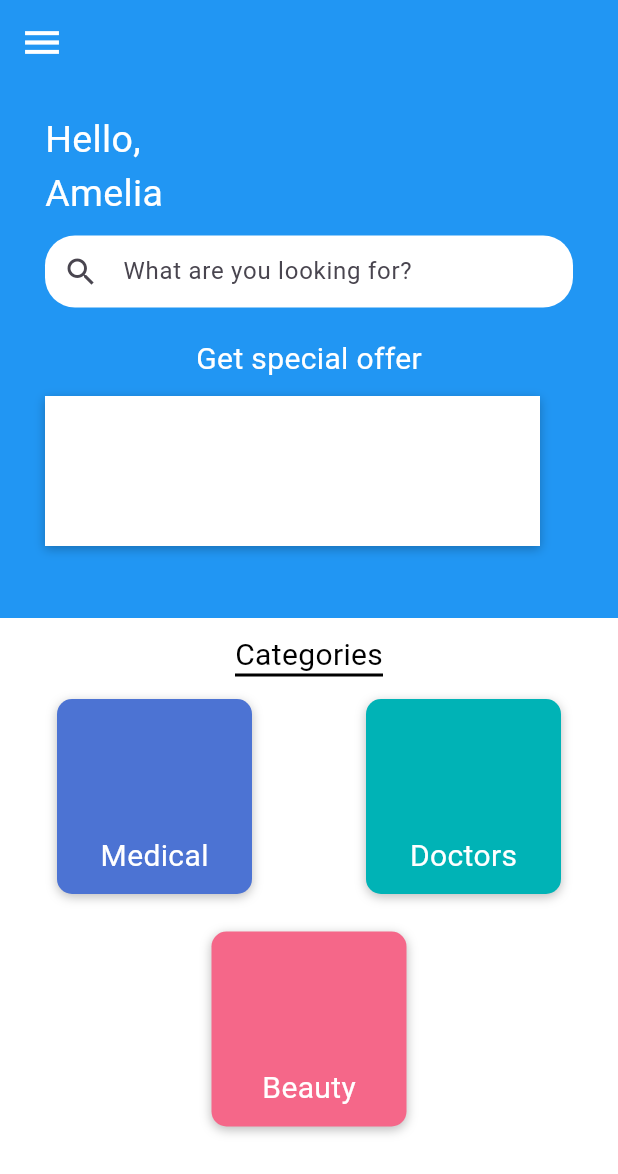
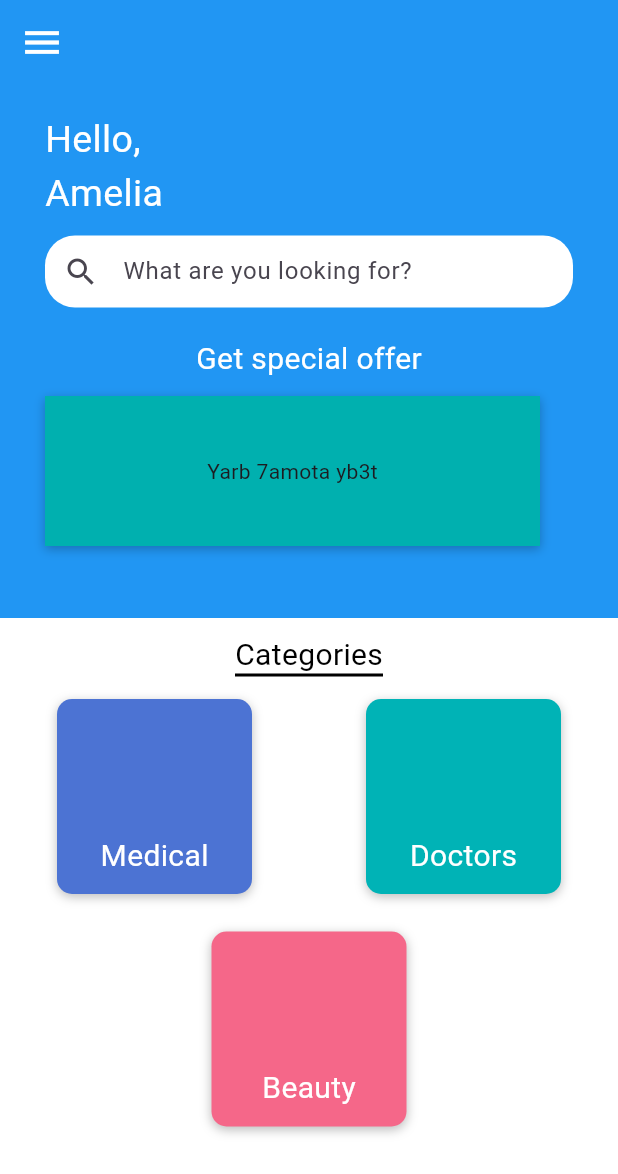
Before and after one commit to OmarHabeb/drugstore, a Flutter app: the screen it shows after launch, on a phone screen of 412 x 824 dp. Shown: the top 1174 px of the screen. Run offline on Flutter 3.47's test engine with Material 3 defaults, Android fonts, the phone set to English and light mode, and no system bars; our stand-ins replace lottie; missing offline and left inert: dart:ffi.

Commit message:
Update CategoriesPage.dart

```diff
--- a/lib/Screens/CategoriesPage.dart
+++ b/lib/Screens/CategoriesPage.dart
@@ -61,7 +61,7 @@ class _CategoriesPageState extends State<CategoriesPage> {
                         width: 330,
                         height: 100,
                         decoration: BoxDecoration(
-                          color: Colors.white,
+                          color: Color(0XFF00B0AF),
                           boxShadow: [
                             BoxShadow(
                               color: Colors.black26,
@@ -69,6 +69,9 @@ class _CategoriesPageState extends State<CategoriesPage> {
                               offset: Offset(0, 2),
                             ),
                           ],
+                        ),
+                        child: Center(
+                          child: Text("Yarb 7amota yb3t"),
                         ),
                       )
                     ],
@@ -90,7 +93,7 @@ class _CategoriesPageState extends State<CategoriesPage> {
                       bottom: 0,
                       child: Container(
                         width: 100,
-                        height: 2, // Height of the underline
+                        height: 2,
                         color: Colors.black,
                       ),
                     ),
```
